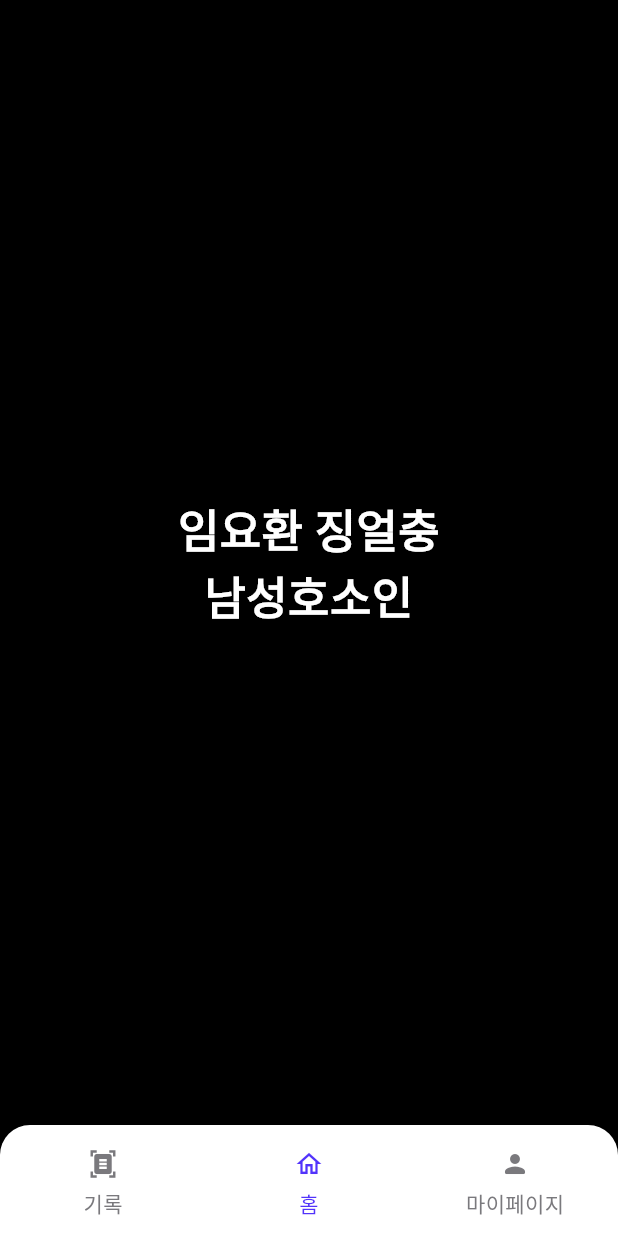
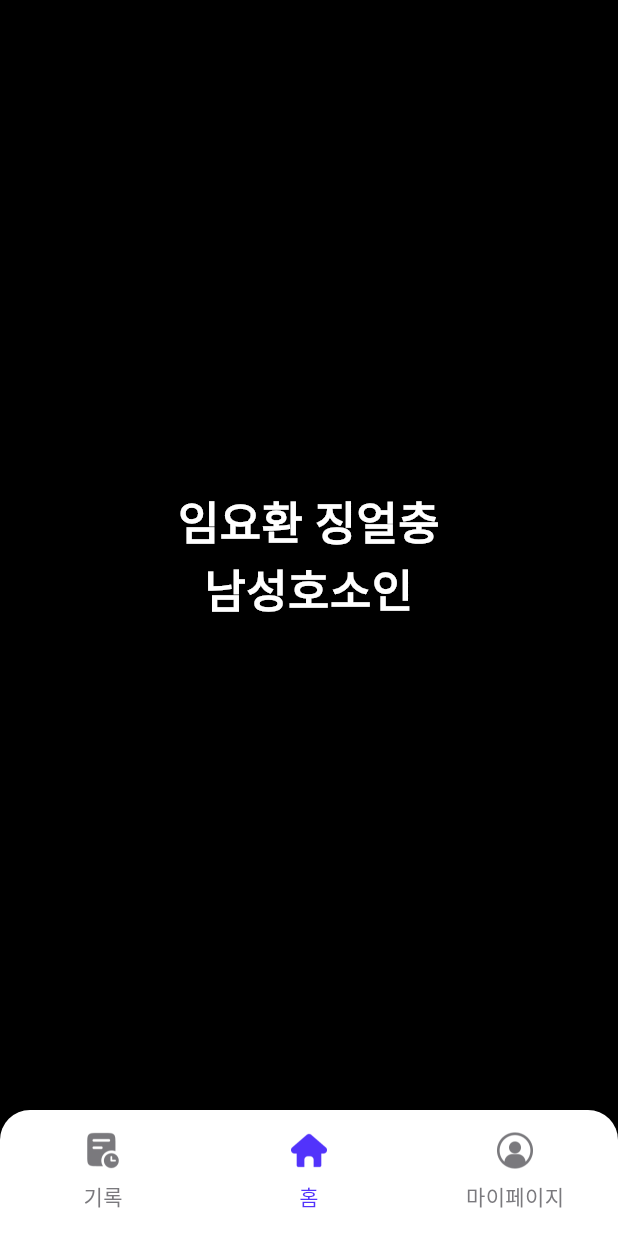
Before and after one commit to velmash/meong_g, a Flutter app: the screen it shows after launch, on a phone screen of 412 x 824 dp. Run offline on Flutter 3.47's test engine with Material 3 defaults, Android fonts, the phone set to English and light mode, and no system bars.

Commit message:
:wrench: 이미지 리소스 추가 및 바텀 탭바 반영

```diff
--- /dev/null
+++ b/lib/App/app_images.dart
@@ -0,0 +1,7 @@
+class AppImages {
+  static const String _basePath = 'assets/img';
+
+  static const String history = '$_basePath/img_history.png';
+  static const String home = '$_basePath/img_home.png';
+  static const String profile = '$_basePath/img_profile.png';
+}
--- a/lib/App/home_navigation_bar.dart
+++ b/lib/App/home_navigation_bar.dart
@@ -1,4 +1,5 @@
 import 'package:flutter/material.dart';
+import 'package:meong_g/App/app_images.dart';
 import 'package:meong_g/screens/history_screen.dart';
 import 'package:meong_g/screens/home_screen.dart';
 import 'package:meong_g/screens/my_page_screen.dart';
@@ -16,15 +17,18 @@ class _HomeNavigationBarState extends State<HomeNavigationBar> {
   @override
   Widget build(BuildContext context) {
     final navItems = [
-      {'icon': Icons.document_scanner, 'label': '기록'},
-      {'icon': Icons.home_outlined, 'label': '홈'},
-      {'icon': Icons.person_rounded, 'label': '마이페이지'},
+      {'icon': AppImages.history, 'label': '기록'},
+      {'icon': AppImages.home, 'label': '홈'},
+      {'icon': AppImages.profile, 'label': '마이페이지'},
     ];
 
     return Scaffold(
       backgroundColor: Colors.black,
       bottomNavigationBar: ClipRRect(
-        borderRadius: const BorderRadius.only(topLeft: Radius.circular(20), topRight: Radius.circular(20)),
+        borderRadius: const BorderRadius.only(
+          topLeft: Radius.circular(20),
+          topRight: Radius.circular(20),
+        ),
         child: NavigationBar(
           onDestinationSelected: (int index) {
             setState(() {
@@ -32,18 +36,18 @@ class _HomeNavigationBarState extends State<HomeNavigationBar> {
             });
           },
           backgroundColor: Colors.white,
-          height: 74,
+          height: 84,
           indicatorColor: Colors.transparent,
           selectedIndex: currentPageIndex,
           destinations: navItems.map((item) {
             return NavigationDestination(
               selectedIcon: _NavigationItem(
-                iconData: item['icon'] as IconData,
+                imagePath: item['icon'] as String,
                 label: item['label'] as String,
                 isSelected: true,
               ),
               icon: _NavigationItem(
-                iconData: item['icon'] as IconData,
+                imagePath: item['icon'] as String,
                 label: item['label'] as String,
                 isSelected: false,
               ),
@@ -52,27 +56,37 @@ class _HomeNavigationBarState extends State<HomeNavigationBar> {
           }).toList(),
         ),
       ),
-      body: <Widget>[const HistoryScreen(), const HomeScrenn(), const MyPageScreen()][currentPageIndex],
+      body: <Widget>[
+        const HistoryScreen(),
+        const HomeScrenn(),
+        const MyPageScreen(),
+      ][currentPageIndex],
     );
   }
 }
 
 class _NavigationItem extends StatelessWidget {
-  const _NavigationItem({required this.iconData, required this.label, required this.isSelected});
+  const _NavigationItem({
+    required this.imagePath,
+    required this.label,
+    required this.isSelected,
+  });
 
-  final IconData iconData;
+  final String imagePath;
   final String label;
   final bool isSelected;
 
   @override
   Widget build(BuildContext context) {
-    final color = isSelected ? const Color(0xFF5233FB) : const Color(0xFF7A797D);
+    final color = isSelected
+        ? const Color(0xFF5233FB)
+        : const Color(0xFF7A797D);
 
     return Column(
-      mainAxisAlignment: MainAxisAlignment.start,
+      mainAxisAlignment: MainAxisAlignment.center,
       children: [
-        const SizedBox(height: 26),
-        Icon(iconData, size: 20, color: color),
+        const SizedBox(height: 16),
+        Image.asset(imagePath, width: 28, height: 28, color: color),
         const SizedBox(height: 6),
         Text(label, style: TextStyle(color: color)),
       ],
--- a/pubspec.yaml
+++ b/pubspec.yaml
@@ -58,8 +58,8 @@ flutter:
   uses-material-design: true
 
   # To add assets to your application, add an assets section, like this:
-  # assets:
-  #   - images/a_dot_burr.jpeg
+  assets:
+    - assets/img/
   #   - images/a_dot_ham.jpeg
 
   # An image asset can refer to one or more resolution-specific "variants", see
```
Also changed, not shown: assets/img/img_history.png (added), assets/img/img_home.png (added), assets/img/img_profile.png (added).
